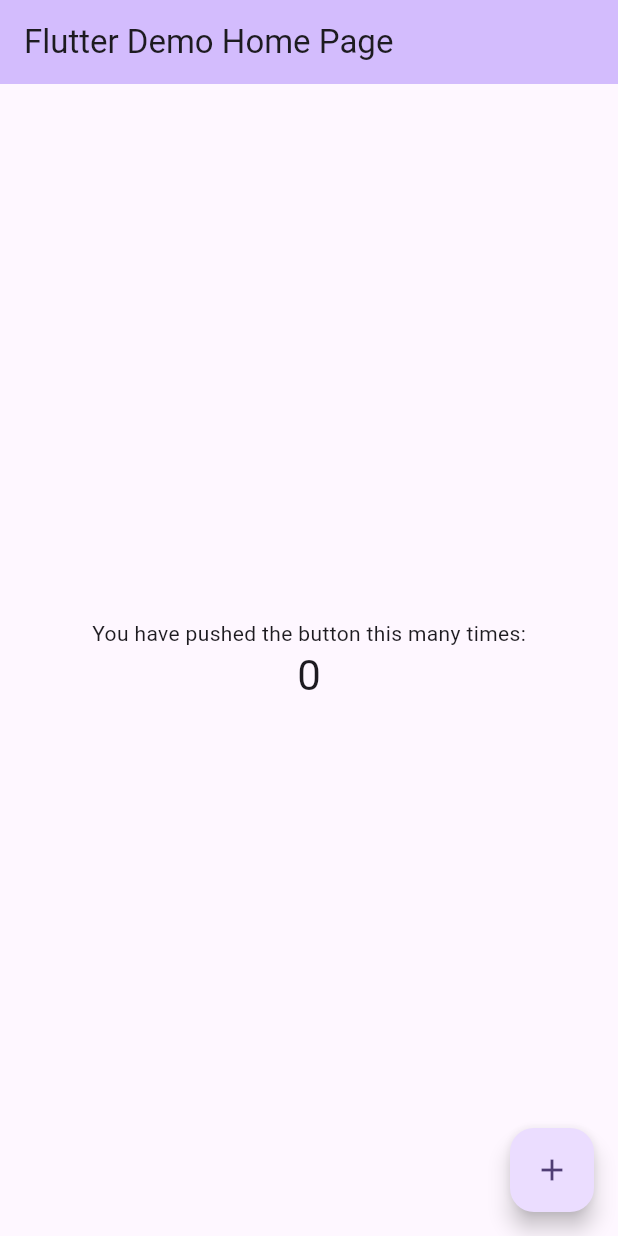
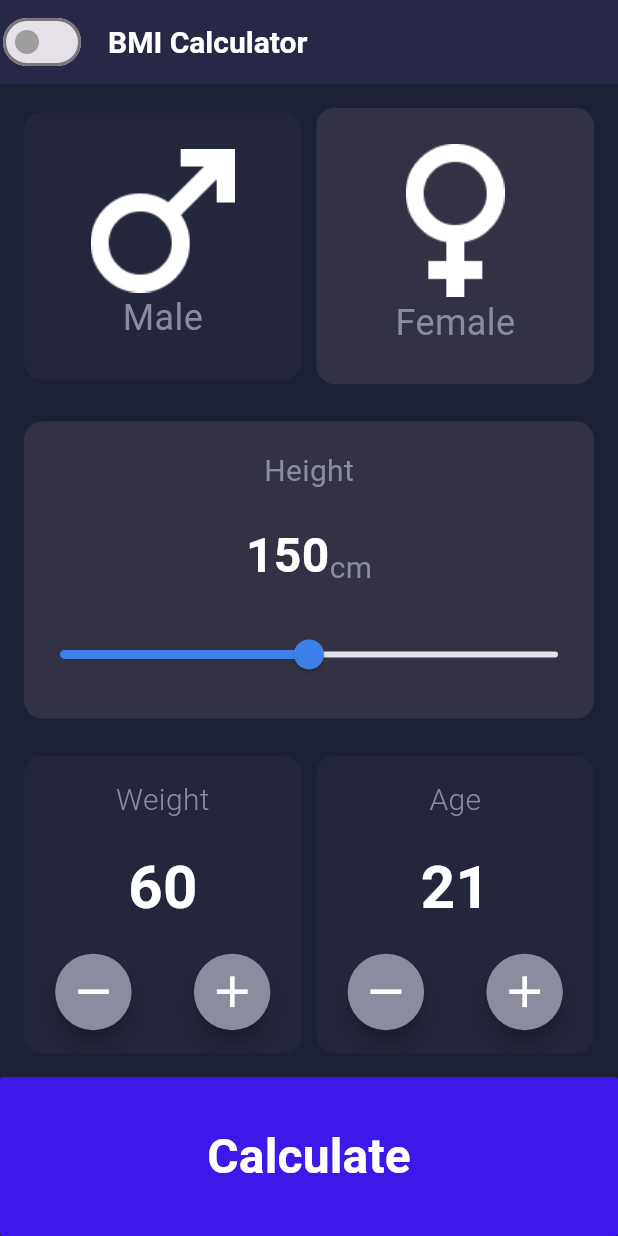
Before and after one commit to felosaed74-eng/BMI_APP, a Flutter app: the screen it shows after launch, on a phone screen of 412 x 824 dp. Run offline on Flutter 3.47's test engine with Material 3 defaults, Android fonts, the phone set to English and light mode, and no system bars.

Commit message:
feat(home): build home screen and add logic -create gender widget -info user widget -image icon female -image icon male

```diff
--- a/lib/main.dart
+++ b/lib/main.dart
@@ -1,122 +1,17 @@
-import 'package:flutter/material.dart';
+import "package:bmi_app/screens/home_screen.dart";
+import "package:flutter/material.dart";
 
-void main() {
-  runApp(const MyApp());
+void main(){
+  runApp(BMIApp());
 }
 
-class MyApp extends StatelessWidget {
-  const MyApp({super.key});
+class BMIApp extends StatelessWidget {
+  const BMIApp({super.key});
 
-  // This widget is the root of your application.
   @override
   Widget build(BuildContext context) {
     return MaterialApp(
-      title: 'Flutter Demo',
-      theme: ThemeData(
-        // This is the theme of your application.
-        //
-        // TRY THIS: Try running your application with "flutter run". You'll see
-        // the application has a purple toolbar. Then, without quitting the app,
-        // try changing the seedColor in the colorScheme below to Colors.green
-        // and then invoke "hot reload" (save your changes or press the "hot
-        // reload" button in a Flutter-supported IDE, or press "r" if you used
-        // the command line to start the app).
-        //
-        // Notice that the counter didn't reset back to zero; the application
-        // state is not lost during the reload. To reset the state, use hot
-        // restart instead.
-        //
-        // This works for code too, not just values: Most code changes can be
-        // tested with just a hot reload.
-        colorScheme: .fromSeed(seedColor: Colors.deepPurple),
-      ),
-      home: const MyHomePage(title: 'Flutter Demo Home Page'),
+     home: HomeScreen(),
     );
   }
 }
-
-class MyHomePage extends StatefulWidget {
-  const MyHomePage({super.key, required this.title});
-
-  // This widget is the home page of your application. It is stateful, meaning
-  // that it has a State object (defined below) that contains fields that affect
-  // how it looks.
-
-  // This class is the configuration for the state. It holds the values (in this
-  // case the title) provided by the parent (in this case the App widget) and
-  // used by the build method of the State. Fields in a Widget subclass are
-  // always marked "final".
-
-  final String title;
-
-  @override
-  State<MyHomePage> createState() => _MyHomePageState();
-}
-
-class _MyHomePageState extends State<MyHomePage> {
-  int _counter = 0;
-
-  void _incrementCounter() {
-    setState(() {
-      // This call to setState tells the Flutter framework that something has
-      // changed in this State, which causes it to rerun the build method below
-      // so that the display can reflect the updated values. If we changed
-      // _counter without calling setState(), then the build method would not be
-      // called again, and so nothing would appear to happen.
-      _counter++;
-    });
-  }
-
-  @override
-  Widget build(BuildContext context) {
-    // This method is rerun every time setState is called, for instance as done
-    // by the _incrementCounter method above.
-    //
-    // The Flutter framework has been optimized to make rerunning build methods
-    // fast, so that you can just rebuild anything that needs updating rather
-    // than having to individually change instances of widgets.
-    return Scaffold(
-      appBar: AppBar(
-        // TRY THIS: Try changing the color here to a specific color (to
-        // Colors.amber, perhaps?) and trigger a hot reload to see the AppBar
-        // change color while the other colors stay the same.
-        backgroundColor: Theme.of(context).colorScheme.inversePrimary,
-        // Here we take the value from the MyHomePage object that was created by
-        // the App.build method, and use it to set our appbar title.
-        title: Text(widget.title),
-      ),
-      body: Center(
-        // Center is a layout widget. It takes a single child and positions it
-        // in the middle of the parent.
-        child: Column(
-          // Column is also a layout widget. It takes a list of children and
-          // arranges them vertically. By default, it sizes itself to fit its
-          // children horizontally, and tries to be as tall as its parent.
-          //
-          // Column has various properties to control how it sizes itself and
-          // how it positions its children. Here we use mainAxisAlignment to
-          // center the children vertically; the main axis here is the vertical
-          // axis because Columns are vertical (the cross axis would be
-          // horizontal).
-          //
-          // TRY THIS: Invoke "debug painting" (choose the "Toggle Debug Paint"
-          // action in the IDE, or press "p" in the console), to see the
-          // wireframe for each widget.
-          mainAxisAlignment: .center,
-          children: [
-            const Text('You have pushed the button this many times:'),
-            Text(
-              '$_counter',
-              style: Theme.of(context).textTheme.headlineMedium,
-            ),
-          ],
-        ),
-      ),
-      floatingActionButton: FloatingActionButton(
-        onPressed: _incrementCounter,
-        tooltip: 'Increment',
-        child: const Icon(Icons.add),
-      ),
-    );
-  }
-}
--- /dev/null
+++ b/lib/screens/home_screen.dart
@@ -0,0 +1,186 @@
+import 'package:bmi_app/widget/gender_widget.dart';
+import 'package:bmi_app/widget/info_user_widget.dart';
+import 'package:flutter/material.dart';
+
+class HomeScreen extends StatefulWidget {
+  const HomeScreen({super.key});
+
+  @override
+  State<HomeScreen> createState() => _HomeScreenState();
+}
+
+class _HomeScreenState extends State<HomeScreen> {
+  bool switchBtn = false;
+  bool isMale = true;
+  int height = 150;
+  int weight = 60;
+  int age =21;
+
+  @override
+  Widget build(BuildContext context) {
+    return Scaffold(
+      backgroundColor:Color(0xff1C2135),
+      appBar: AppBar(
+      elevation: 100,
+        backgroundColor: Color(0xff1C2135),
+        title:Text(
+          "BMI Calculator",
+          style: TextStyle(
+           fontSize: 20,
+           fontWeight: .w600,
+           color: Colors.white
+          ),
+         textAlign: .center,
+        ),
+        leading: Switch(
+          value: switchBtn,
+          onChanged: (value){
+            switchBtn = value;
+            setState(() {});
+          },
+          activeColor: Color(0xff3D81E8),
+          inactiveThumbColor: Colors.grey,
+        ),
+      ),
+      body: Padding(
+        padding: const EdgeInsets.all(16),
+        child: Column(
+          spacing: 25,
+          children:[
+           Row(
+             spacing: 10,
+             children: [
+               GenderWidget(
+                isSelected: isMale,
+                 image:"assets/icons/Vector.png" ,
+                 title:"Male" ,
+                 onTap: () {
+                  isMale = true;
+                  setState(() {});
+                 },
+                ),
+               GenderWidget(
+                 isSelected: !isMale,
+                 image:"assets/icons/Vector (1).png" ,
+                 title:"Female" ,
+                 onTap: () {
+                  isMale = false;
+                  setState((){});
+                 },
+                ),
+              ],
+            ),
+
+           Expanded(
+            child:
+            Container(
+            decoration: BoxDecoration(
+              color: Color(0xff333244),
+              borderRadius: BorderRadius.circular(12),
+            ),
+            child: Column(
+              mainAxisAlignment: .spaceEvenly,
+              children: [
+                Text("Height",
+                style: TextStyle(
+                  fontSize: 20,
+                  fontWeight: .w400,
+                  color: Color(0xff8B8C9E),
+                ),
+                ),
+
+                Row(
+                  mainAxisAlignment: .center,
+                  crossAxisAlignment: .end,
+                  children: [
+                    Text(
+                      height.toString(),
+                      style: TextStyle(
+                      fontSize: 32,
+                      fontWeight: .w600,
+                      color: Colors.white,
+                    ),
+                  ),
+                  Text(
+                      "cm",
+                      style: TextStyle(
+                      fontSize: 20,
+                      fontWeight: .w400,
+                      color: Color(0xff8B8C9E),
+                    ),
+                  ),
+                ],
+              ),
+              Slider(
+                min: 50,
+                max:250,
+                value: height.toDouble(),
+                activeColor: Color(0xff3D81E8),
+                onChanged: (value){
+                  height = value.toInt();
+                  setState(() {});
+                }),
+              ],
+            ),
+           ),
+           ),
+
+           Expanded(
+            child: Row(
+              spacing: 10,
+              children: [
+               InfoUserWidget(
+                title:"Weight" ,
+                value: weight,
+                add: () {
+                  if(weight<=150){
+                    weight++;
+                    setState(() {});
+                  }
+                } ,
+                remove: () {
+                  if(weight>=2){
+                    weight--;
+                    setState(() {});
+                  }
+                },
+                ),
+               InfoUserWidget(
+                title: "Age",
+                value: age,
+                add: () {
+                  if(age <=70){
+                    age++;
+                    setState(() {});
+                  }
+                },
+                remove: () {
+                   if(age >=2){
+                    age--;
+                    setState(() {});
+                  }
+                },
+               ),
+           ],
+           ),
+           ),
+
+          ],
+        ),
+      ),
+      bottomNavigationBar: MaterialButton(
+        onPressed: (){},
+        color: Color(0xff3D18E8),
+        padding: EdgeInsets.symmetric(vertical: 30),
+        child: Text(
+          "Calculate",
+          style: TextStyle(
+            fontSize: 32,
+            fontWeight: .w600,
+            color: Colors.white
+          ),
+          ),
+      ),
+    );
+  }
+}
--- /dev/null
+++ b/lib/widget/gender_widget.dart
@@ -0,0 +1,45 @@
+
+import 'package:flutter/material.dart';
+
+class GenderWidget extends StatelessWidget {
+  const GenderWidget({
+    super.key,
+    required this.image,
+    required this.title,
+    required this.isSelected,
+    required this.onTap
+  });
+
+  final String image;
+  final String title;
+  final bool isSelected;
+  final void Function() onTap;
+
+  @override
+  Widget build(BuildContext context) {
+    return Expanded(
+      child: GestureDetector(
+        onTap: onTap,
+        child: Container(
+          padding: EdgeInsets.all(24),
+          decoration:BoxDecoration(
+            color: isSelected ? Color(0xff24263B) : Color(0xff333244),
+            borderRadius: BorderRadius.circular(12),
+          ),
+          child: Column(
+            mainAxisAlignment: .center,
+            children: [
+              Image.asset(image),
+              Text(
+                title, style: TextStyle(
+                fontSize: 24,
+                fontWeight: .w400,
+                color: Color(0xff888C9E)
+              ),),
+            ],
+          ),
+        ),
+      ),
+    );
+  }
+}
--- /dev/null
+++ b/lib/widget/info_user_widget.dart
@@ -0,0 +1,78 @@
+
+import 'package:flutter/material.dart';
+
+class InfoUserWidget extends StatelessWidget {
+  const InfoUserWidget({
+    super.key,
+    required this.title,
+    required this.value,
+    required this.add,
+    required this.remove,
+  });
+
+ final String title;
+ final int value;
+ final void Function() add;
+ final void Function() remove;
+
+
+  @override
+  Widget build(BuildContext context) {
+    return Expanded(
+      child: Container(
+      decoration: BoxDecoration(
+        color: Color(0xff24263B),
+        borderRadius: BorderRadius.circular(12)
+       ),
+      child: Column(
+       mainAxisAlignment: .spaceEvenly,
+       children: [
+         Text(title, style: TextStyle(
+           fontSize: 20,
+           fontWeight: .w300,
+           color: Color(0xff8B8C9E)
+         ),
+         ),
+         Text(value.toString(), style: TextStyle(
+           fontSize: 40,
+           fontWeight: .bold,
+           color: Color(0xffFFFFFF)
+         ),
+         ),
+         Row(
+           mainAxisAlignment: .spaceAround,
+           children: [
+             IconButton(
+               style: IconButton.styleFrom(
+                 backgroundColor: Color(0xff8B8C9E),
+                 elevation: 5,
+                 shadowColor: Colors.black
+               ),
+               onPressed: remove,
+               icon: Icon(
+                 Icons.remove,
+                 color: Colors.white,
+                 size: 35,
+               ),
+               ),
+               IconButton(
+               style: IconButton.styleFrom(
+                 backgroundColor: Color(0xff8B8C9E),
+                 elevation: 5,
+                 shadowColor: Colors.black
+               ),
+               onPressed: add,
+               icon: Icon(
+                 Icons.add,
+                 color: Colors.white,
+                 size: 35,
+               ),
+               ),
+             ],
+           ),
+         ],
+       ),
+      ),
+    );
+  }
+}
--- a/pubspec.yaml
+++ b/pubspec.yaml
@@ -58,9 +58,9 @@ flutter:
   uses-material-design: true
 
   # To add assets to your application, add an assets section, like this:
-  # assets:
-  #   - images/a_dot_burr.jpeg
-  #   - images/a_dot_ham.jpeg
+  assets:
+    - assets/icons/
+    - assets/images/
 
   # An image asset can refer to one or more resolution-specific "variants", see
   # https://flutter.dev/to/resolution-aware-images
```
Also changed, not shown: assets/icons/Vector (1).png (added), assets/icons/Vector.png (added).
